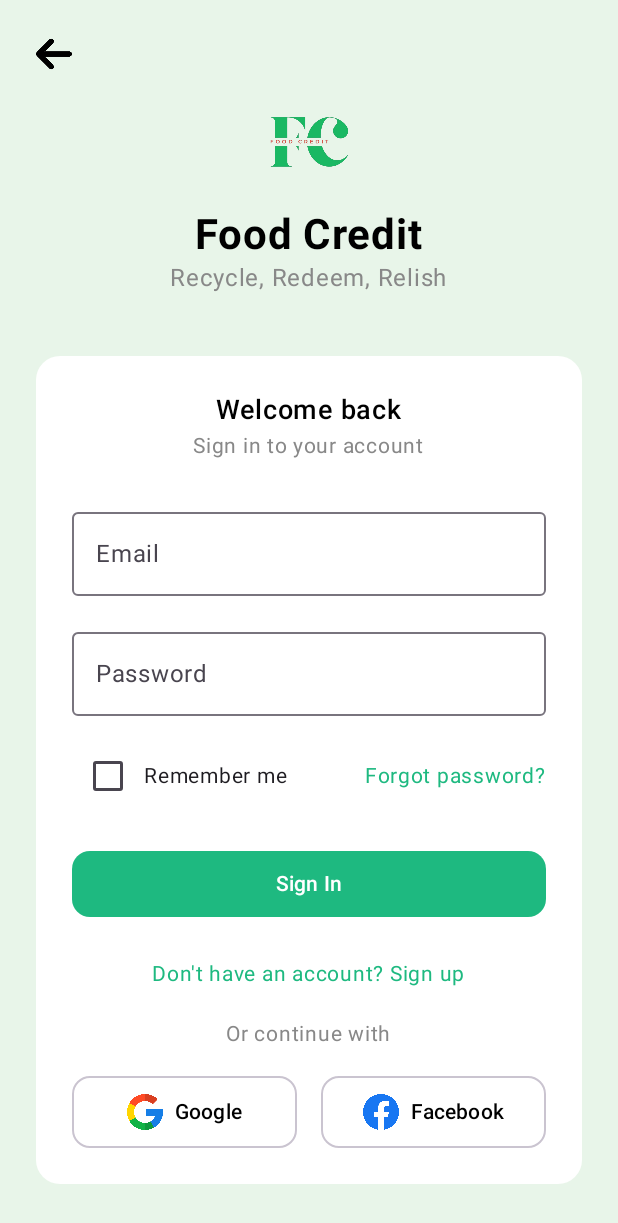
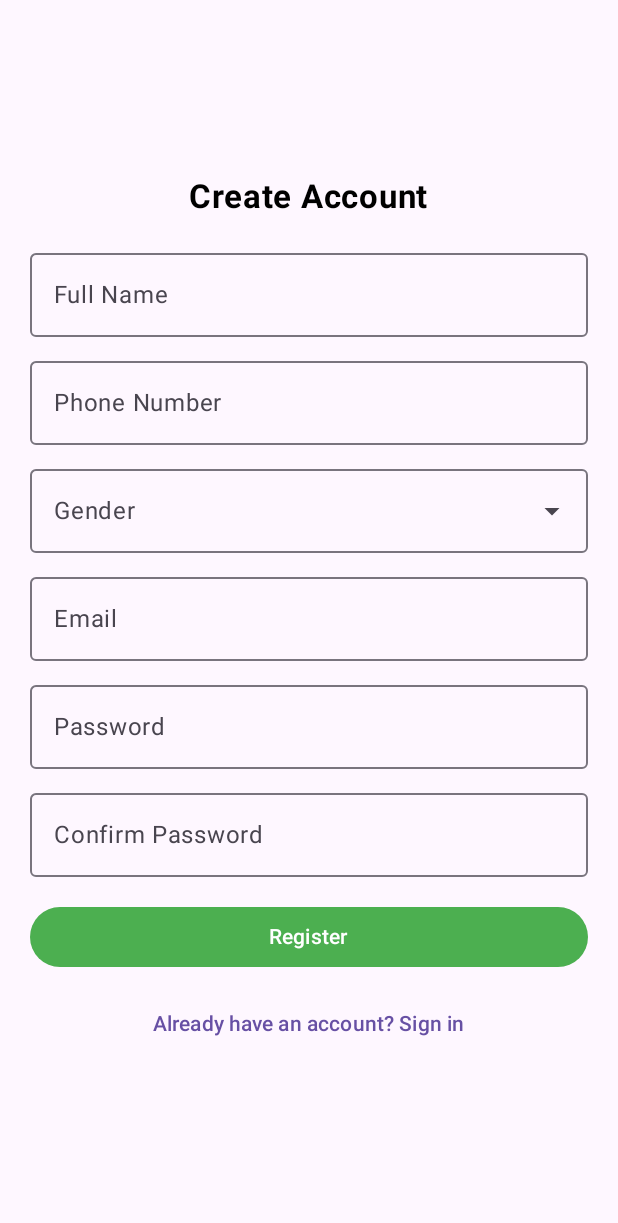
Before and after one commit to NoobofCoding/Food_Credit_1.5, an Android app built with Jetpack Compose: the UserLoginScreen screen opened through its navigation route, after a tap on "Don't have an account? Sign up", on a phone screen of 412 x 824 dp. Shown: the top 1223 px of the screen. Run offline under Robolectric (Android 15) with nearby library versions, the phone set to English and light mode, and no system bars.

Commit message:
registration is added

```diff
--- a/app/src/main/java/com/example/foodcredit15/ui/internals/OrderHistoryScreen.kt
+++ b/app/src/main/java/com/example/foodcredit15/ui/internals/OrderHistoryScreen.kt
@@ -9,6 +9,7 @@ import androidx.compose.ui.Modifier
 import androidx.compose.ui.graphics.Color
 import androidx.compose.ui.unit.dp
 import androidx.compose.ui.unit.sp
+import androidx.navigation.NavController
 
 // Data model for orders
 data class Order(
@@ -21,7 +22,8 @@ data class Order(
 
 @OptIn(ExperimentalMaterial3Api::class)
 @Composable
-fun OrderHistoryScreen(orders: List<Order>) {
+fun OrderHistoryScreen(
+    orders: List<Order>) {
     Scaffold(
         topBar = {
             TopAppBar(
@@ -48,6 +50,7 @@ fun OrderHistoryScreen(orders: List<Order>) {
 @Composable
 fun OrderCard(order: Order) {
     Card(
+
         shape = RoundedCornerShape(12.dp),
         elevation = CardDefaults.cardElevation(4.dp),
         modifier = Modifier.fillMaxWidth()
--- a/app/src/main/java/com/example/foodcredit15/ui/screens/AccountTypeScreen.kt
+++ b/app/src/main/java/com/example/foodcredit15/ui/screens/AccountTypeScreen.kt
@@ -171,12 +171,15 @@ fun AccountTypeScreen(navController: NavController) {
         }
 
         Spacer(modifier = Modifier.height(32.dp))
+
         Text(
             text = "Already have an account? Sign in here",
             fontSize = 14.sp,
             color = Color(0xFF1EB980),
             textAlign = TextAlign.Center,
-            modifier = Modifier.clickable { navController.navigate("userLogin") }
+            modifier = Modifier
+                .clickable{navController.navigate("userLogin")}
+
         )
     }
 }
--- /dev/null
+++ b/app/src/main/java/com/example/foodcredit15/ui/screens/Regestration.kt
@@ -0,0 +1,158 @@
+package com.example.foodcredit15.ui.screens
+import androidx.compose.foundation.Image
+import androidx.compose.foundation.background
+import androidx.compose.foundation.clickable
+import androidx.compose.foundation.layout.*
+import androidx.compose.foundation.shape.RoundedCornerShape
+import androidx.compose.foundation.text.KeyboardOptions
+import androidx.compose.material3.*
+import androidx.compose.runtime.*
+import androidx.compose.ui.Alignment
+import androidx.compose.ui.Modifier
+import androidx.compose.ui.graphics.Color
+import androidx.compose.ui.res.painterResource
+import androidx.compose.ui.text.font.FontWeight
+import androidx.compose.ui.text.input.KeyboardType
+import androidx.compose.ui.text.input.PasswordVisualTransformation
+import androidx.compose.ui.text.style.TextAlign
+import androidx.compose.ui.unit.dp
+import androidx.compose.ui.unit.sp
+import androidx.navigation.NavController
+import com.example.foodcredit15.R
+
+@OptIn(ExperimentalMaterial3Api::class)
+@Composable
+fun RegistrationScreen(navController: NavController) {
+    var name by remember { mutableStateOf("") }
+    var phone by remember { mutableStateOf("") }
+    var gender by remember { mutableStateOf("") }
+    var email by remember { mutableStateOf("") }
+    var password by remember { mutableStateOf("") }
+    var confirmPassword by remember { mutableStateOf("") }
+
+    val genderOptions = listOf("Male", "Female", "Other")
+    var expanded by remember { mutableStateOf(false) }
+
+    Column(
+        modifier = Modifier
+            .fillMaxSize()
+            .padding(20.dp),
+        verticalArrangement = Arrangement.Center,
+        horizontalAlignment = Alignment.CenterHorizontally
+    ) {
+        Text(
+            text = "Create Account",
+            fontSize = 22.sp,
+            fontWeight = FontWeight.Bold,
+            color = Color.Black
+        )
+
+        Spacer(modifier = Modifier.height(16.dp))
+
+        // Full Name
+        OutlinedTextField(
+            value = name,
+            onValueChange = { name = it },
+            label = { Text("Full Name") },
+            modifier = Modifier.fillMaxWidth()
+        )
+
+        Spacer(modifier = Modifier.height(8.dp))
+
+        // Phone Number
+        OutlinedTextField(
+            value = phone,
+            onValueChange = { phone = it },
+            label = { Text("Phone Number") },
+            keyboardOptions = KeyboardOptions(keyboardType = KeyboardType.Phone),
+            modifier = Modifier.fillMaxWidth()
+        )
+
+        Spacer(modifier = Modifier.height(8.dp))
+
+        // Gender Dropdown
+        ExposedDropdownMenuBox(
+            expanded = expanded,
+            onExpandedChange = { expanded = !expanded }
+        ) {
+            OutlinedTextField(
+                value = gender,
+                onValueChange = {},
+                readOnly = true,
+                label = { Text("Gender") },
+                trailingIcon = { ExposedDropdownMenuDefaults.TrailingIcon(expanded = expanded) },
+                modifier = Modifier.fillMaxWidth()
+            )
+            ExposedDropdownMenu(
+                expanded = expanded,
+                onDismissRequest = { expanded = false }
+            ) {
+                genderOptions.forEach { option ->
+                    DropdownMenuItem(
+                        text = { Text(option) },
+                        onClick = {
+                            gender = option
+                            expanded = false
+                        }
+                    )
+                }
+            }
+        }
+
+        Spacer(modifier = Modifier.height(8.dp))
+
+        // Gmail
+        OutlinedTextField(
+            value = email,
+            onValueChange = { email = it },
+            label = { Text("Email") },
+            keyboardOptions = KeyboardOptions(keyboardType = KeyboardType.Email),
+            modifier = Modifier.fillMaxWidth()
+        )
+
+        Spacer(modifier = Modifier.height(8.dp))
+
+        // Password
+        OutlinedTextField(
+            value = password,
+            onValueChange = { password = it },
+            label = { Text("Password") },
+            visualTransformation = PasswordVisualTransformation(),
+            modifier = Modifier.fillMaxWidth()
+        )
+
+        Spacer(modifier = Modifier.height(8.dp))
+
+        // Confirm Password
+        OutlinedTextField(
+            value = confirmPassword,
+            onValueChange = { confirmPassword = it },
+            label = { Text("Confirm Password") },
+            visualTransformation = PasswordVisualTransformation(),
+            modifier = Modifier.fillMaxWidth()
+        )
+
+        Spacer(modifier = Modifier.height(16.dp))
+
+        // Register Button
+        Button(
+            onClick = {
+                // 👇 Navigate to dashboard after register
+                navController.navigate("dashboard")
+            },
+            modifier = Modifier.fillMaxWidth(),
+            colors = ButtonDefaults.buttonColors(containerColor = Color(0xFF4CAF50))
+        ) {
+            Text("Register", color = Color.White)
+        }
+
+        Spacer(modifier = Modifier.height(10.dp))
+
+        TextButton(onClick = {
+            // 👇 Navigate back to login
+            navController.navigate("userLogin")
+        }) {
+            Text("Already have an account? Sign in")
+        }
+    }
+}
--- a/app/src/main/java/com/example/foodcredit15/ui/screens/UserLoginScreen.kt
+++ b/app/src/main/java/com/example/foodcredit15/ui/screens/UserLoginScreen.kt
@@ -150,7 +150,7 @@ fun UserLoginScreen(navController: NavController) {
                     text = "Don't have an account? Sign up",
                     fontSize = 14.sp,
                     color = Color(0xFF1EB980),
-                    modifier = Modifier.clickable { /* Handle sign up */ }
+                    modifier = Modifier.clickable { navController.navigate("registration") }
                 )
 
                 Spacer(modifier = Modifier.height(16.dp))
```
Also changed, not shown: app/src/main/java/com/example/foodcredit15/MainActivity.kt (+27 -0 lines), app/src/main/java/com/example/foodcredit15/ui/internals/Settings.kt (deleted, +0 -69 lines).
